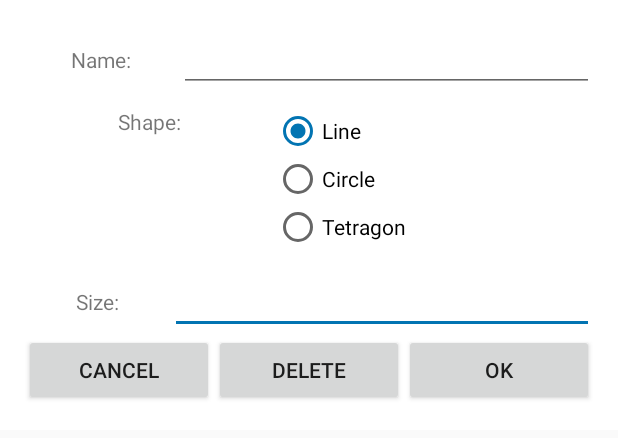
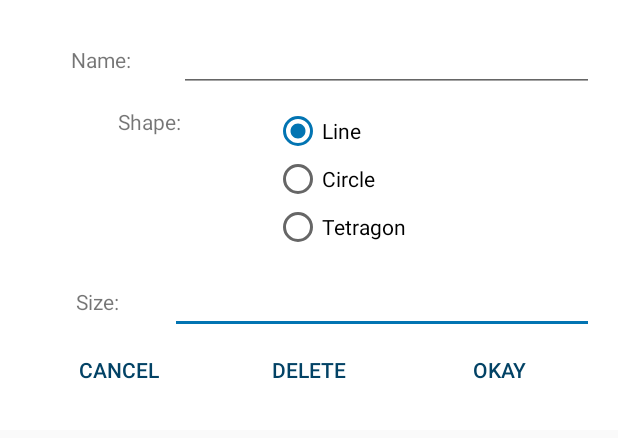
Before and after one commit to SecUSo/privacy-friendly-tape-measure, an Android app: the layout edit_dialog.xml on its own in the app's theme, with its tools: preview values and no code run, on a phone screen of 412 x 824 dp. Shown: the top 438 px of the screen. Run offline under Robolectric (Android 15) with nearby library versions, the phone set to English and light mode, and no system bars.

Commit message:
Edit dialog button styling and bug fixing in reference object list. Buttons in the edit dialog styled according to the PFA design. Fixed bugs in the handling of reference object selection menu. Now all buttons are filled with the proper reference objects with user defined active ones on top followed by predefined. Clicks on the buttons return the corresponding object and the topmost object in the list is set as the starting reference object and the appropriate shape is drawn on the screen.

```diff
--- a/app/src/main/java/org/secuso/privacyfriendlycameraruler/database/ReferenceListViewer.java
+++ b/app/src/main/java/org/secuso/privacyfriendlycameraruler/database/ReferenceListViewer.java
@@ -10,7 +10,6 @@ import android.widget.ArrayAdapter;
 import android.widget.ListView;
 
 import org.secuso.privacyfriendlycameraruler.R;
-import org.secuso.privacyfriendlycameraruler.tutorial.DisclaimerDialog;
 
 import java.util.ArrayList;
 
--- a/app/src/main/res/layout/edit_dialog.xml
+++ b/app/src/main/res/layout/edit_dialog.xml
@@ -111,25 +111,31 @@
             android:layout_height="match_parent">
 
             <Button
-                android:text="Cancel"
+                android:text="@string/cancel"
                 android:layout_width="wrap_content"
                 android:layout_height="wrap_content"
                 android:id="@+id/edit_cancel_button"
-                android:layout_weight="1" />
+                android:layout_weight="1"
+                android:background="?selectableItemBackgroundBorderless"
+                android:textColor="@color/colorPrimary" />
 
             <Button
-                android:text="Delete"
+                android:text="@string/delete"
                 android:layout_width="wrap_content"
                 android:layout_height="wrap_content"
                 android:id="@+id/edit_delete_button"
-                android:layout_weight="1" />
+                android:layout_weight="1"
+                android:background="?selectableItemBackgroundBorderless"
+                android:textColor="@color/colorPrimary" />
 
             <Button
-                android:text="OK"
+                android:text="@string/okay"
                 android:layout_width="wrap_content"
                 android:layout_height="wrap_content"
                 android:id="@+id/edit_confirm_button"
-                android:layout_weight="1" />
+                android:layout_weight="1"
+                android:background="?selectableItemBackgroundBorderless"
+                android:textColor="@color/colorPrimary" />
 
         </LinearLayout>
 
--- a/app/src/main/res/values/strings.xml
+++ b/app/src/main/res/values/strings.xml
@@ -111,6 +111,8 @@
     <string name="edit_circle">Circle</string>
     <string name="edit_tetragon">Tetragon</string>
     <string name="edit_size">Size:</string>
+    <string name="cancel">Cancel</string>
+    <string name="delete">Delete</string>
 
     <!-- ### DISCLAIMER DIALOG ### -->
     <string name="disclaimer_dialog_title">Disclaimer</string>
```
Also changed, not shown: app/src/main/java/org/secuso/privacyfriendlycameraruler/cameraruler/CameraActivity.java (+9 -3 lines), app/src/main/java/org/secuso/privacyfriendlycameraruler/database/EditDialog.java (+6 -15 lines), app/src/main/java/org/secuso/privacyfriendlycameraruler/tutorial/DisclaimerDialog.java (+2 -11 lines), 1 other file.
